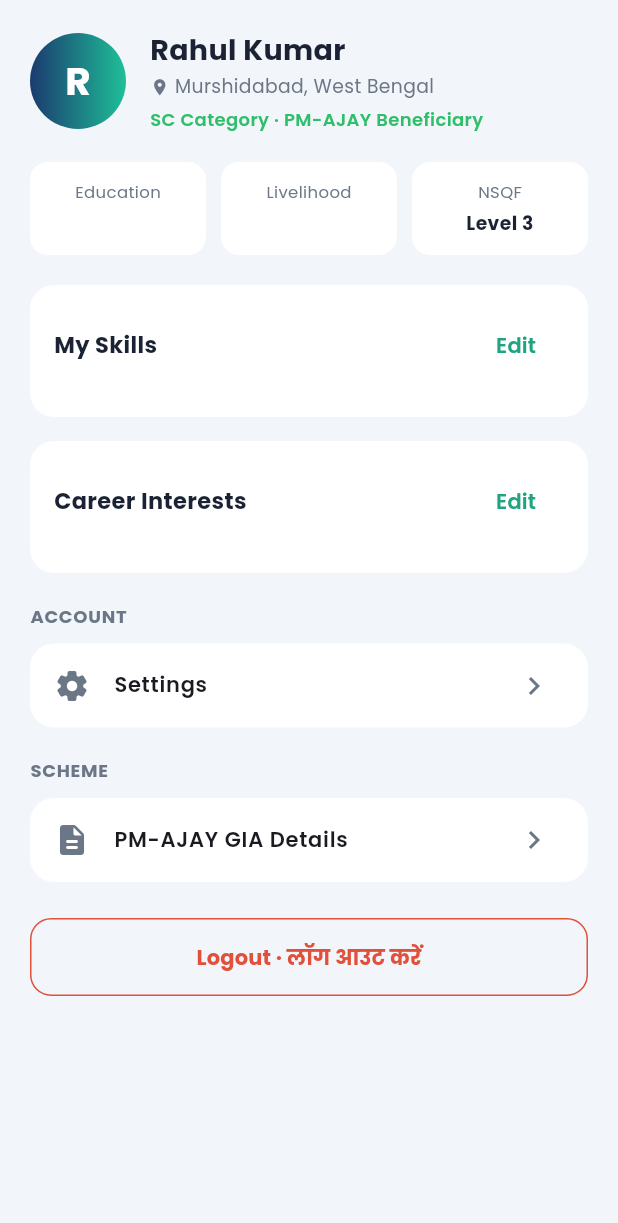
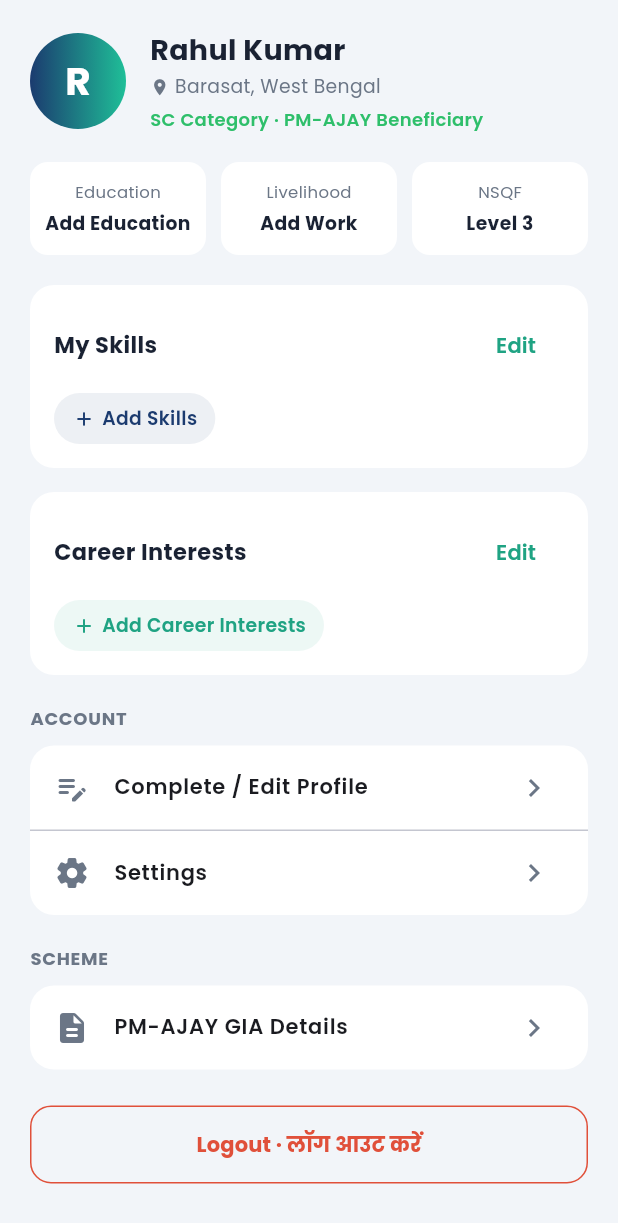
Before and after one commit to Gourabdasg/Disha-Saathi, a Flutter app: the ProfileScreen screen opened directly, on a phone screen of 412 x 824 dp. Shown: the top 1223 px of the screen. Run offline on Flutter 3.47's test engine with Material 3 defaults, Android fonts, the phone set to English and light mode, and no system bars; our stand-ins replace audioplayers, file_picker, flutter_svg, google_fonts, speech_to_text.

Commit message:
Wire ProfileScreen Edit buttons to ProfileCompletionScreen for editing skills and career interests

```diff
--- a/lib/screens/profile_screen.dart
+++ b/lib/screens/profile_screen.dart
@@ -2,6 +2,7 @@ import 'package:flutter/material.dart';
 import 'package:provider/provider.dart';
 import '../providers/app_state.dart';
 import '../theme/app_theme.dart';
+import 'profile_completion_screen.dart';
 import 'settings_screen.dart';
 import 'splash_screen.dart';
 
@@ -11,12 +12,17 @@ class ProfileScreen extends StatelessWidget {
   @override
   Widget build(BuildContext context) {
     final profile = context.watch<AppState>().profile;
+    final displayLocation = profile.location.isNotEmpty
+        ? profile.location
+        : (profile.district.isNotEmpty ? '${profile.district}, ${profile.state}' : 'Barasat, West Bengal');
+
     return Scaffold(
       backgroundColor: AppColors.bgLight,
       body: SafeArea(
         child: ListView(
           padding: const EdgeInsets.all(20),
           children: [
+            // Top User Info Header
             Row(
               children: [
                 Container(
@@ -27,19 +33,21 @@ class ProfileScreen extends StatelessWidget {
                     shape: BoxShape.circle,
                   ),
                   alignment: Alignment.center,
-                  child: Text(profile.name.isNotEmpty ? profile.name[0] : 'U',
-                      style: const TextStyle(color: Colors.white, fontSize: 26, fontWeight: FontWeight.w700)),
+                  child: Text(
+                    profile.name.isNotEmpty ? profile.name[0].toUpperCase() : 'U',
+                    style: const TextStyle(color: Colors.white, fontSize: 26, fontWeight: FontWeight.w700),
+                  ),
                 ),
                 const SizedBox(width: 16),
                 Expanded(
                   child: Column(
                     crossAxisAlignment: CrossAxisAlignment.start,
                     children: [
-                      Text(profile.name, style: const TextStyle(fontSize: 19, fontWeight: FontWeight.w700)),
+                      Text(profile.name.isNotEmpty ? profile.name : 'Beneficiary User', style: const TextStyle(fontSize: 19, fontWeight: FontWeight.w700)),
                       const SizedBox(height: 2),
                       Row(children: [
                         const Icon(Icons.location_on, size: 13, color: AppColors.textMuted),
-                        Text(' ${profile.district}, ${profile.state}', style: const TextStyle(fontSize: 12.5, color: AppColors.textMuted)),
+                        Text(' $displayLocation', style: const TextStyle(fontSize: 12.5, color: AppColors.textMuted)),
                       ]),
                       const SizedBox(height: 4),
                       const Text('SC Category · PM-AJAY Beneficiary', style: TextStyle(fontSize: 12, color: AppColors.success, fontWeight: FontWeight.w600)),
@@ -49,50 +57,129 @@ class ProfileScreen extends StatelessWidget {
               ],
             ),
             const SizedBox(height: 20),
+
+            // Top Stat Chips (Tapping opens Profile Completion / Edit)
             Row(
               children: [
-                _statChip('Education', profile.highestQualification),
+                _statChip(
+                  context,
+                  'Education',
+                  profile.highestQualification.isNotEmpty ? profile.highestQualification : 'Add Education',
+                  () {
+                    Navigator.of(context).push(
+                      MaterialPageRoute(builder: (_) => const ProfileCompletionScreen()),
+                    );
+                  },
+                ),
                 const SizedBox(width: 10),
-                _statChip('Livelihood', profile.livelihood),
+                _statChip(
+                  context,
+                  'Livelihood',
+                  profile.livelihood.isNotEmpty ? profile.livelihood : 'Add Work',
+                  () {
+                    Navigator.of(context).push(
+                      MaterialPageRoute(builder: (_) => const ProfileCompletionScreen()),
+                    );
+                  },
+                ),
                 const SizedBox(width: 10),
-                _statChip('NSQF', 'Level 3'),
+                _statChip(context, 'NSQF', 'Level 3', () {}),
               ],
             ),
             const SizedBox(height: 20),
+
+            // My Skills Section with Working Edit Button
             _sectionCard(
               title: 'My Skills',
-              onEdit: () {},
-              child: Wrap(
+              onEdit: () {
+                Navigator.of(context).push(
+                  MaterialPageRoute(builder: (_) => const ProfileCompletionScreen()),
+                );
+              },
+              child: profile.existingSkills.isNotEmpty
+                  ? Wrap(
                       spacing: 8,
                       runSpacing: 8,
                       children: profile.existingSkills.map((s) => _pill(s, AppColors.navy)).toList(),
+                    )
+                  : InkWell(
+                      onTap: () {
+                        Navigator.of(context).push(
+                          MaterialPageRoute(builder: (_) => const ProfileCompletionScreen()),
+                        );
+                      },
+                      child: Container(
+                        padding: const EdgeInsets.symmetric(horizontal: 12, vertical: 8),
+                        decoration: BoxDecoration(color: AppColors.navy.withOpacity(0.08), borderRadius: BorderRadius.circular(20)),
+                        child: const Row(
+                          mainAxisSize: MainAxisSize.min,
+                          children: [
+                            Icon(Icons.add_rounded, size: 16, color: AppColors.navy),
+                            SizedBox(width: 4),
+                            Text('Add Skills', style: TextStyle(color: AppColors.navy, fontSize: 12.5, fontWeight: FontWeight.w600)),
+                          ],
+                        ),
+                      ),
                     ),
             ),
             const SizedBox(height: 16),
+
+            // Career Interests Section with Working Edit Button
             _sectionCard(
               title: 'Career Interests',
-              onEdit: () {},
-              child: Wrap(
+              onEdit: () {
+                Navigator.of(context).push(
+                  MaterialPageRoute(builder: (_) => const ProfileCompletionScreen()),
+                );
+              },
+              child: profile.careerInterests.isNotEmpty
+                  ? Wrap(
                       spacing: 8,
                       runSpacing: 8,
                       children: profile.careerInterests.map((s) => _pill(s, AppColors.teal)).toList(),
+                    )
+                  : InkWell(
+                      onTap: () {
+                        Navigator.of(context).push(
+                          MaterialPageRoute(builder: (_) => const ProfileCompletionScreen()),
+                        );
+                      },
+                      child: Container(
+                        padding: const EdgeInsets.symmetric(horizontal: 12, vertical: 8),
+                        decoration: BoxDecoration(color: AppColors.teal.withOpacity(0.08), borderRadius: BorderRadius.circular(20)),
+                        child: const Row(
+                          mainAxisSize: MainAxisSize.min,
+                          children: [
+                            Icon(Icons.add_rounded, size: 16, color: AppColors.teal),
+                            SizedBox(width: 4),
+                            Text('Add Career Interests', style: TextStyle(color: AppColors.teal, fontSize: 12.5, fontWeight: FontWeight.w600)),
+                          ],
+                        ),
+                      ),
                     ),
             ),
             const SizedBox(height: 20),
+
             const Text('ACCOUNT', style: TextStyle(fontSize: 12, fontWeight: FontWeight.w700, color: AppColors.textMuted, letterSpacing: 0.5)),
             const SizedBox(height: 10),
             _listCard([
+              _tile(Icons.edit_note_rounded, 'Complete / Edit Profile', () {
+                Navigator.of(context).push(MaterialPageRoute(builder: (_) => const ProfileCompletionScreen()));
+              }),
+              const Divider(height: 1),
               _tile(Icons.settings_rounded, 'Settings', () {
                 Navigator.of(context).push(MaterialPageRoute(builder: (_) => const SettingsScreen()));
               }),
             ]),
             const SizedBox(height: 20),
+
             const Text('SCHEME', style: TextStyle(fontSize: 12, fontWeight: FontWeight.w700, color: AppColors.textMuted, letterSpacing: 0.5)),
             const SizedBox(height: 10),
             _listCard([
               _tile(Icons.description_rounded, 'PM-AJAY GIA Details', () {}),
             ]),
             const SizedBox(height: 24),
+
             SizedBox(
               width: double.infinity,
               height: 52,
@@ -117,8 +204,11 @@ class ProfileScreen extends StatelessWidget {
     );
   }
 
-  Widget _statChip(String label, String value) {
+  Widget _statChip(BuildContext context, String label, String value, VoidCallback onTap) {
     return Expanded(
+      child: InkWell(
+        onTap: onTap,
+        borderRadius: BorderRadius.circular(12),
         child: Container(
           padding: const EdgeInsets.symmetric(vertical: 12, horizontal: 8),
           decoration: BoxDecoration(color: Colors.white, borderRadius: BorderRadius.circular(12)),
@@ -128,6 +218,7 @@ class ProfileScreen extends StatelessWidget {
               const SizedBox(height: 4),
               Text(value, textAlign: TextAlign.center, style: const TextStyle(fontSize: 12.5, fontWeight: FontWeight.w700)),
             ],
+          ),
         ),
       ),
     );
```
Also changed, not shown: 1 other file. Lines whose indentation alone changed are shown as unchanged.
